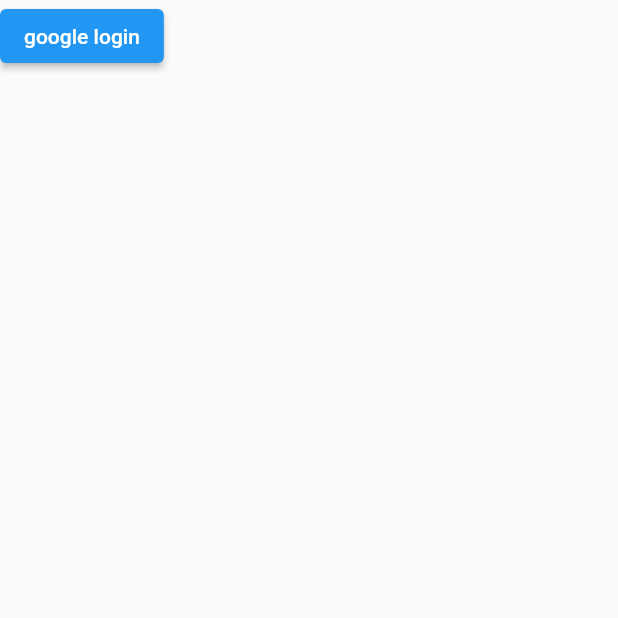
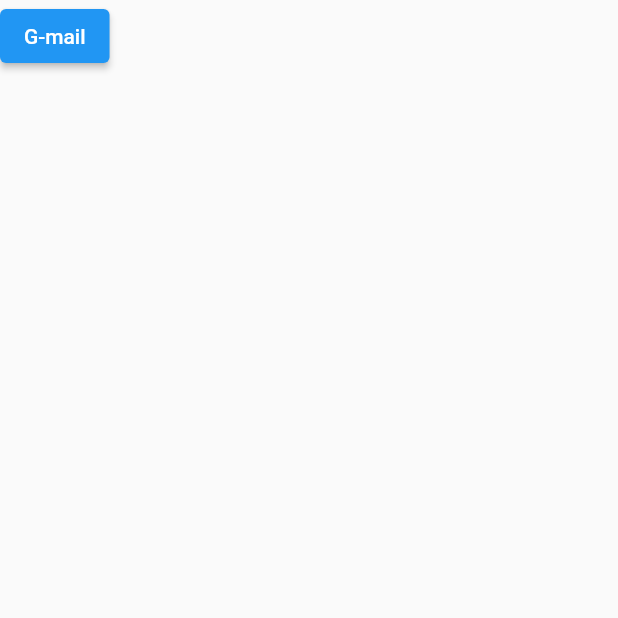
Before and after one commit to LeeShinwon/Mail, a Flutter app: the screen it shows after launch, on a phone screen of 412 x 824 dp, the top half of it. Run offline on Flutter 3.47's test engine with Material 2 defaults, Android fonts, the phone set to English and light mode, and no system bars; our stand-ins replace firebase_auth, firebase_core, get, google_sign_in; accounts and stored records are empty.

Commit message:
flutter_svg 라이브러리 추가

```diff
--- a/lib/login.dart
+++ b/lib/login.dart
@@ -28,7 +28,7 @@ class Login extends StatelessWidget {
     return Scaffold(
       body: Column(
         children: [
-          ElevatedButton(onPressed: signInWithGoogle, child: Text("google login"))
+          ElevatedButton(onPressed: signInWithGoogle, child: Text("G-mail"))
         ],
       ),
     );
--- a/pubspec.yaml
+++ b/pubspec.yaml
@@ -40,6 +40,7 @@ dependencies:
   flutter_launcher_icons: ^0.9.3
   google_sign_in: ^5.3.3
   firebase_auth: ^3.3.20
+  flutter_svg: ^1.1.1
 
 dev_dependencies:
   flutter_test:
```
Also changed, not shown: pubspec.lock.
